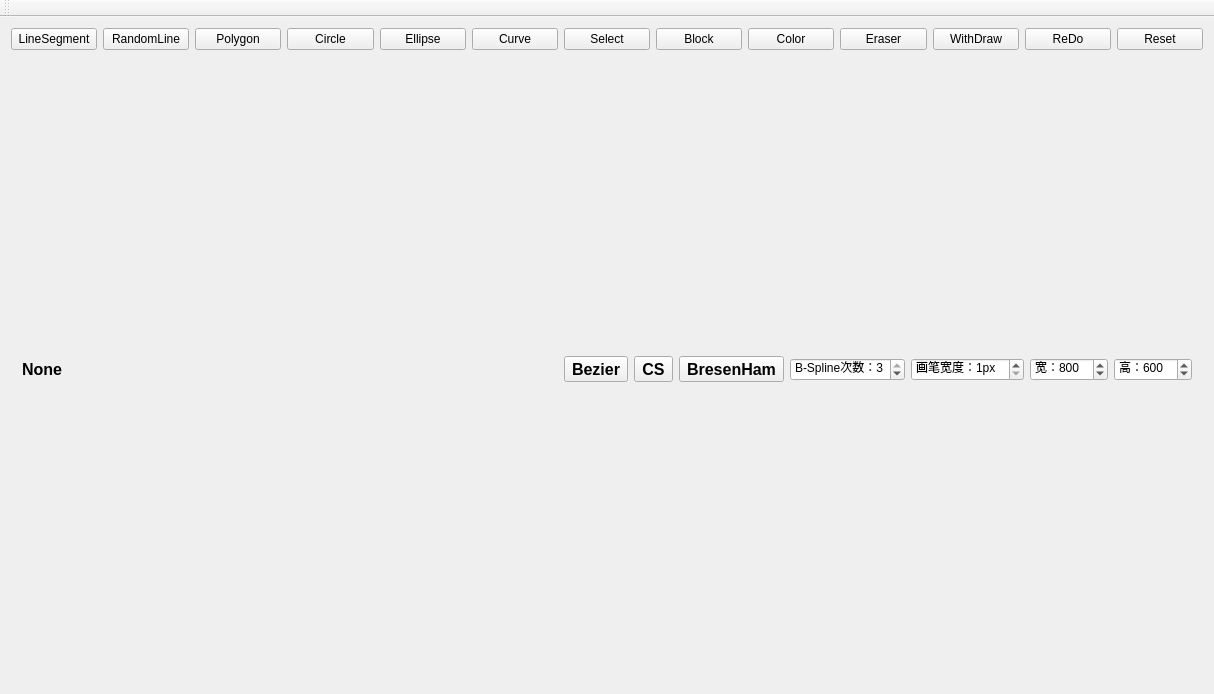
Old version of the form Course Design/MarkDown_Final/painterwindow.ui in the repository TamakiRinko/High_Level_Programme.
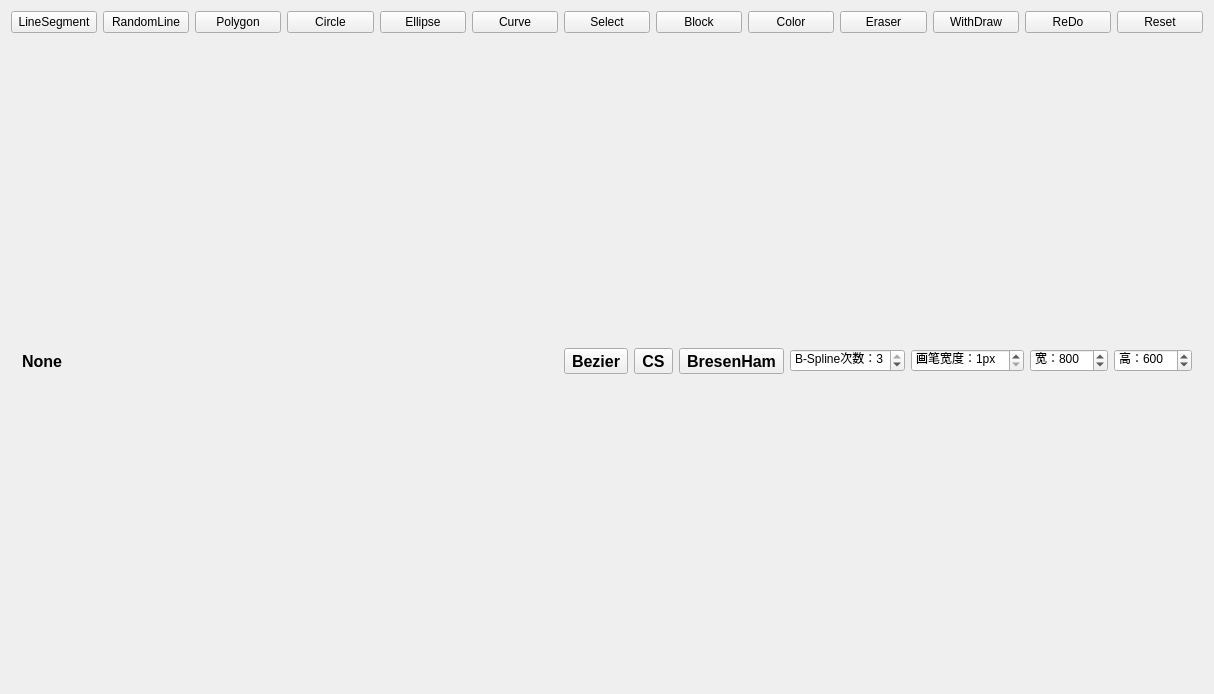
New version of the form.

Diff of the .ui file:
```diff
--- a/Course Design/MarkDown_Final/painterwindow.ui
+++ b/Course Design/MarkDown_Final/painterwindow.ui
@@ -311,14 +311,6 @@
     </item>
    </layout>
   </widget>
-  <widget class="QToolBar" name="mainToolBar">
-   <attribute name="toolBarArea">
-    <enum>TopToolBarArea</enum>
-   </attribute>
-   <attribute name="toolBarBreak">
-    <bool>false</bool>
-   </attribute>
-  </widget>
   <widget class="QMenuBar" name="menuBar">
    <property name="geometry">
     <rect>
```
